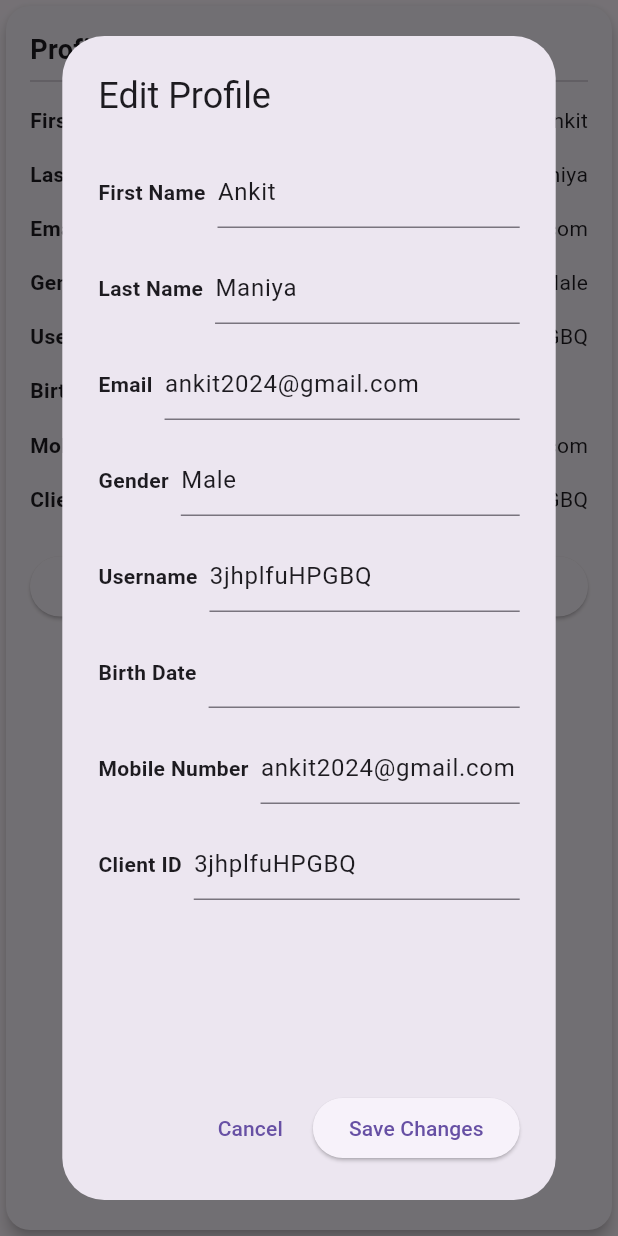
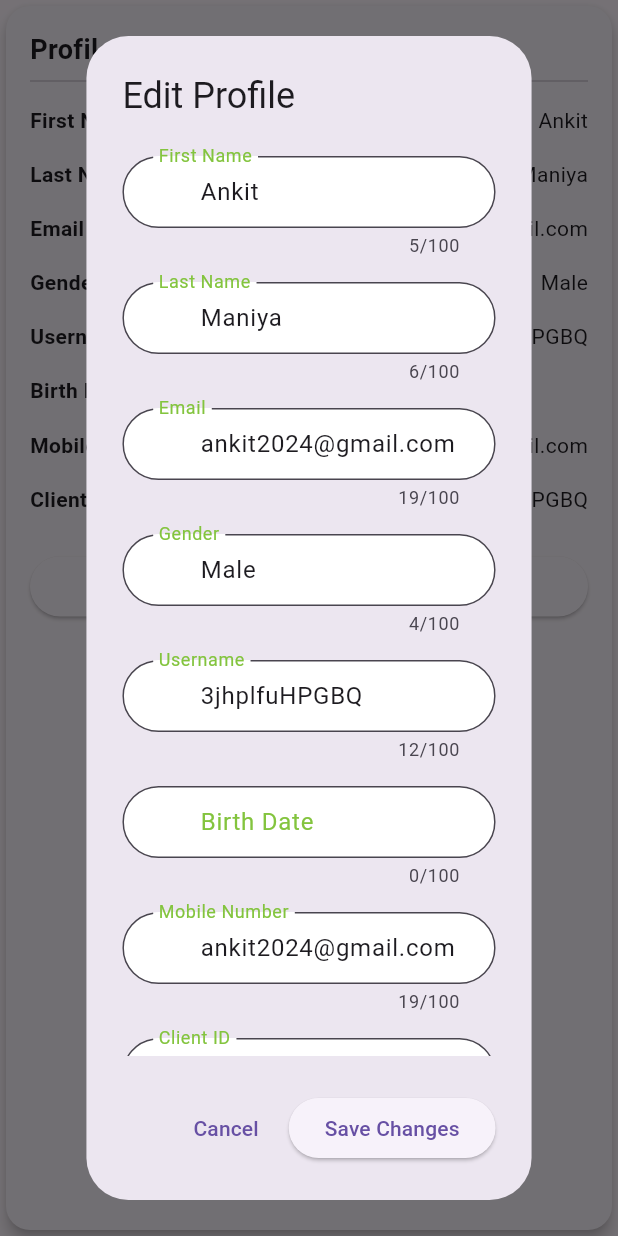
Before and after one commit to pratikboghani/shifttime, a Flutter app: the UserInfoCard widget shown alone on an empty page, opened directly, after a tap on an icon or button, on a phone screen of 412 x 824 dp. Run offline on Flutter 3.47's test engine with Material 3 defaults, Android fonts, the phone set to English and light mode, and no system bars; our stand-ins replace animated_splash_screen, shared_preferences; missing offline and left inert: dart:js_interop, extension; accounts and stored records are empty; Roboto replaces fonts that are missing (Rubik).

Commit message:
User Settings Update Features

```diff
--- a/lib/screens/user_setting_screen.dart
+++ b/lib/screens/user_setting_screen.dart
@@ -1,4 +1,7 @@
 import 'package:flutter/material.dart';
+
+import '../utilities/constants.dart';
+import '../utilities/text_form_field_widget.dart';
 
 void main() {
   runApp(UserSettingScreen());
@@ -131,7 +134,8 @@ class _UserInfoCardState extends State<UserInfoCard> {
       builder: (BuildContext context) {
         return AlertDialog(
           title: Text('Edit $title'),
-          content: Column(
+          content: SingleChildScrollView(
+            child: Column(
               children: [
                 ...data.entries.map(
                       (entry) => UserInfoEditableItem(
@@ -140,6 +144,7 @@ class _UserInfoCardState extends State<UserInfoCard> {
                   ),
                 ),
               ],
+            ),
           ),
           actions: <Widget>[
             TextButton(
@@ -182,11 +187,20 @@ class UserInfoEditableItem extends StatelessWidget {
       padding: const EdgeInsets.symmetric(vertical: 8.0),
       child: Row(
         children: [
-          Text(label, style: TextStyle(fontWeight: FontWeight.bold)),
-          SizedBox(width: 8),
+          // Text(label, style: TextStyle(fontWeight: FontWeight.bold)),
+          // SizedBox(width: 8),
           Expanded(
-            child: TextFormField(
+            child: TextFormFieldWidget(
               controller: controller,
+              labelText: label,
+              hintText: 'enter your $label',
+              maxLength:100,
+              keyboardType: TextInputType.text,
+              validator: (String value) {
+                if (value.isEmpty) {
+                  return 'Email is required';
+                }
+              }, icon: const Icon(null),
             ),
           ),
         ],
```
Lines whose indentation alone changed are shown as unchanged.
